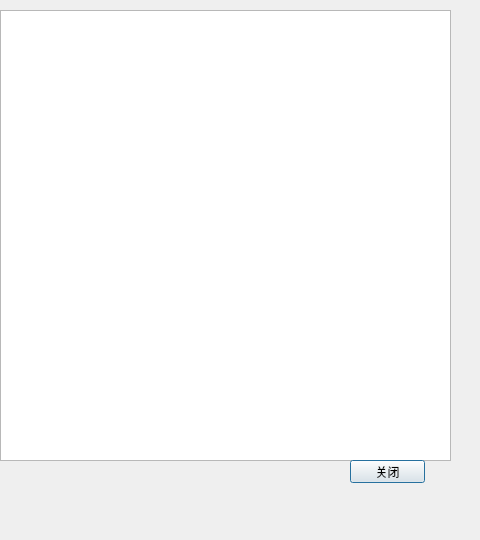
Above: about.ui from zsjsll/bracket-turntable before the change. Below: the same form after it.
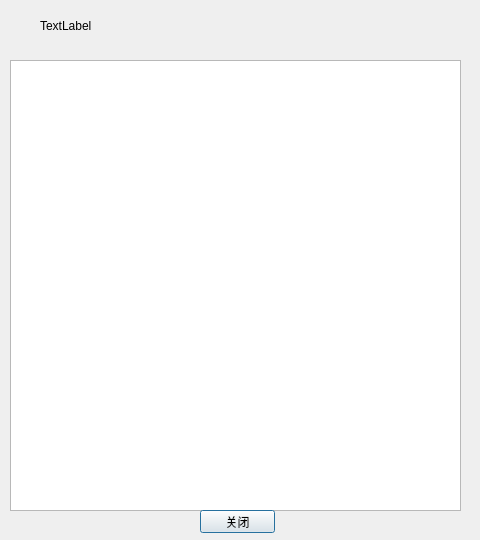
That is the form after the change.

What changed in the file:
```diff
--- a/about.ui
+++ b/about.ui
@@ -19,8 +19,8 @@
   <widget class="QTextBrowser" name="textBrowser">
    <property name="geometry">
     <rect>
-     <x>0</x>
-     <y>10</y>
+     <x>10</x>
+     <y>60</y>
      <width>451</width>
      <height>451</height>
     </rect>
@@ -36,8 +36,8 @@
   <widget class="QPushButton" name="pushButton">
    <property name="geometry">
     <rect>
-     <x>350</x>
-     <y>460</y>
+     <x>200</x>
+     <y>510</y>
      <width>75</width>
      <height>23</height>
     </rect>
@@ -46,6 +46,19 @@
     <string>关闭</string>
    </property>
   </widget>
+  <widget class="QLabel" name="logo">
+   <property name="geometry">
+    <rect>
+     <x>40</x>
+     <y>10</y>
+     <width>91</width>
+     <height>31</height>
+    </rect>
+   </property>
+   <property name="text">
+    <string>TextLabel</string>
+   </property>
+  </widget>
  </widget>
  <layoutdefault spacing="6" margin="11"/>
  <resources/>
```
